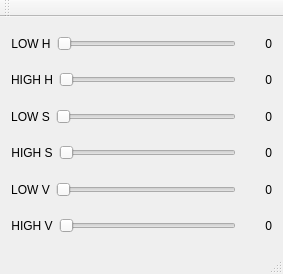
Old version of the form streamc/mainwindow.ui in the repository sscanf/dbus-robot.
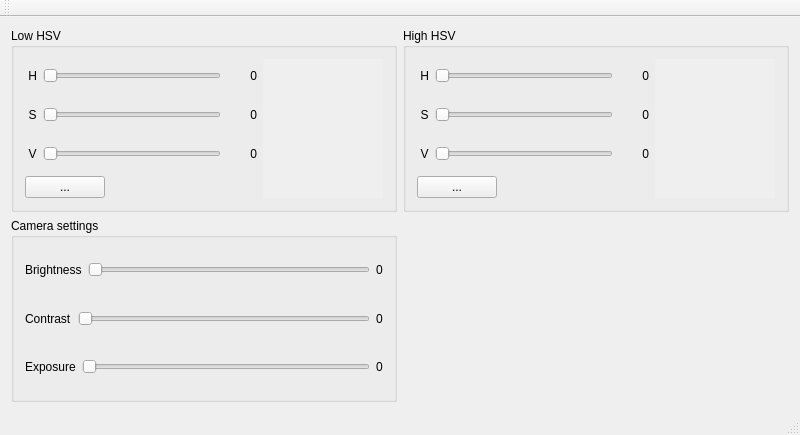
New version of the form.

Commit message: Added INA0291 sensors for power monitoring Added Arduino for controlling the distance sensors A plugin of sensors service is added for communication with arduino via i2c for the distance sensors Added a service called RO-Gamepad for controll the PS4 Gamepad Now 'Robot' can operate in two modes: Automata-mode and manual-mode Automata-mode means the robot will move the motors and camera to find physical balls. Manual-mode means the robot will be controlled via DualShock Gamepad. Added more documentation, CAD and schematics.

```diff
--- a/streamc/mainwindow.ui
+++ b/streamc/mainwindow.ui
@@ -6,21 +6,27 @@
    <rect>
     <x>0</x>
     <y>0</y>
-    <width>283</width>
-    <height>274</height>
+    <width>800</width>
+    <height>435</height>
    </rect>
   </property>
   <property name="windowTitle">
    <string>MainWindow</string>
   </property>
   <widget class="QWidget" name="centralWidget">
+   <layout class="QGridLayout" name="gridLayout_4">
+    <item row="0" column="0">
+     <widget class="QGroupBox" name="groupBox">
+      <property name="title">
+       <string>Low HSV</string>
+      </property>
    <layout class="QGridLayout" name="gridLayout">
     <item row="0" column="0">
      <layout class="QHBoxLayout" name="horizontalLayout">
       <item>
        <widget class="QLabel" name="label1">
         <property name="text">
-         <string>LOW H</string>
+            <string> H</string>
         </property>
         <property name="alignment">
          <set>Qt::AlignCenter</set>
@@ -32,6 +38,9 @@
         <property name="layoutDirection">
          <enum>Qt::LeftToRight</enum>
         </property>
+           <property name="maximum">
+            <number>180</number>
+           </property>
         <property name="tracking">
          <bool>true</bool>
         </property>
@@ -73,61 +82,25 @@
       </item>
      </layout>
     </item>
-    <item row="1" column="0">
-     <layout class="QHBoxLayout" name="horizontalLayout_2">
-      <item>
-       <widget class="QLabel" name="label_4">
-        <property name="text">
-         <string>HIGH H</string>
-        </property>
-        <property name="alignment">
-         <set>Qt::AlignCenter</set>
-        </property>
-       </widget>
-      </item>
-      <item>
-       <widget class="QSlider" name="highh">
-        <property name="orientation">
-         <enum>Qt::Horizontal</enum>
-        </property>
-       </widget>
-      </item>
-      <item>
-       <widget class="QLabel" name="label_3">
-        <property name="sizePolicy">
-         <sizepolicy hsizetype="Minimum" vsizetype="Preferred">
-          <horstretch>0</horstretch>
-          <verstretch>0</verstretch>
-         </sizepolicy>
-        </property>
+       <item row="0" column="1" rowspan="4">
+        <widget class="QWidget" name="displayL" native="true">
         <property name="minimumSize">
          <size>
-          <width>30</width>
-          <height>0</height>
-         </size>
-        </property>
-        <property name="baseSize">
-         <size>
-          <width>30</width>
-          <height>0</height>
-         </size>
-        </property>
-        <property name="text">
-         <string>0</string>
-        </property>
-        <property name="alignment">
-         <set>Qt::AlignRight|Qt::AlignTrailing|Qt::AlignVCenter</set>
+           <width>120</width>
+           <height>80</height>
+          </size>
+         </property>
+         <property name="autoFillBackground">
+          <bool>true</bool>
         </property>
        </widget>
       </item>
-     </layout>
-    </item>
-    <item row="2" column="0">
+       <item row="1" column="0">
      <layout class="QHBoxLayout" name="horizontalLayout_3">
       <item>
        <widget class="QLabel" name="lo">
         <property name="text">
-         <string>LOW S</string>
+            <string> S</string>
         </property>
         <property name="alignment">
          <set>Qt::AlignCenter</set>
@@ -136,6 +109,9 @@
       </item>
       <item>
        <widget class="QSlider" name="lows">
+           <property name="maximum">
+            <number>255</number>
+           </property>
         <property name="orientation">
          <enum>Qt::Horizontal</enum>
         </property>
@@ -171,61 +147,12 @@
       </item>
      </layout>
     </item>
-    <item row="3" column="0">
-     <layout class="QHBoxLayout" name="horizontalLayout_4">
-      <item>
-       <widget class="QLabel" name="label_8">
-        <property name="text">
-         <string>HIGH S</string>
-        </property>
-        <property name="alignment">
-         <set>Qt::AlignCenter</set>
-        </property>
-       </widget>
-      </item>
-      <item>
-       <widget class="QSlider" name="highs">
-        <property name="orientation">
-         <enum>Qt::Horizontal</enum>
-        </property>
-       </widget>
-      </item>
-      <item>
-       <widget class="QLabel" name="label_7">
-        <property name="sizePolicy">
-         <sizepolicy hsizetype="Minimum" vsizetype="Preferred">
-          <horstretch>0</horstretch>
-          <verstretch>0</verstretch>
-         </sizepolicy>
-        </property>
-        <property name="minimumSize">
-         <size>
-          <width>30</width>
-          <height>0</height>
-         </size>
-        </property>
-        <property name="baseSize">
-         <size>
-          <width>30</width>
-          <height>0</height>
-         </size>
-        </property>
-        <property name="text">
-         <string>0</string>
-        </property>
-        <property name="alignment">
-         <set>Qt::AlignRight|Qt::AlignTrailing|Qt::AlignVCenter</set>
-        </property>
-       </widget>
-      </item>
-     </layout>
-    </item>
-    <item row="4" column="0">
+       <item row="2" column="0">
      <layout class="QHBoxLayout" name="horizontalLayout_5">
       <item>
        <widget class="QLabel" name="label_10">
         <property name="text">
-         <string>LOW V</string>
+            <string> V</string>
         </property>
         <property name="alignment">
          <set>Qt::AlignCenter</set>
@@ -234,6 +161,9 @@
       </item>
       <item>
        <widget class="QSlider" name="lowv">
+           <property name="maximum">
+            <number>255</number>
+           </property>
         <property name="orientation">
          <enum>Qt::Horizontal</enum>
         </property>
@@ -269,12 +199,162 @@
       </item>
      </layout>
     </item>
-    <item row="5" column="0">
+       <item row="3" column="0">
+        <layout class="QHBoxLayout" name="horizontalLayout_7">
+         <item>
+          <widget class="QPushButton" name="pushButton">
+           <property name="text">
+            <string>...</string>
+           </property>
+          </widget>
+         </item>
+         <item>
+          <spacer name="horizontalSpacer">
+           <property name="orientation">
+            <enum>Qt::Horizontal</enum>
+           </property>
+           <property name="sizeHint" stdset="0">
+            <size>
+             <width>40</width>
+             <height>20</height>
+            </size>
+           </property>
+          </spacer>
+         </item>
+        </layout>
+       </item>
+      </layout>
+     </widget>
+    </item>
+    <item row="0" column="1">
+     <widget class="QGroupBox" name="groupBox_2">
+      <property name="title">
+       <string>High HSV</string>
+      </property>
+      <layout class="QGridLayout" name="gridLayout_2">
+       <item row="0" column="0">
+        <layout class="QHBoxLayout" name="horizontalLayout_2">
+         <item>
+          <widget class="QLabel" name="label_4">
+           <property name="text">
+            <string> H</string>
+           </property>
+           <property name="alignment">
+            <set>Qt::AlignCenter</set>
+           </property>
+          </widget>
+         </item>
+         <item>
+          <widget class="QSlider" name="highh">
+           <property name="maximum">
+            <number>179</number>
+           </property>
+           <property name="orientation">
+            <enum>Qt::Horizontal</enum>
+           </property>
+          </widget>
+         </item>
+         <item>
+          <widget class="QLabel" name="label_3">
+           <property name="sizePolicy">
+            <sizepolicy hsizetype="Minimum" vsizetype="Preferred">
+             <horstretch>0</horstretch>
+             <verstretch>0</verstretch>
+            </sizepolicy>
+           </property>
+           <property name="minimumSize">
+            <size>
+             <width>30</width>
+             <height>0</height>
+            </size>
+           </property>
+           <property name="baseSize">
+            <size>
+             <width>30</width>
+             <height>0</height>
+            </size>
+           </property>
+           <property name="text">
+            <string>0</string>
+           </property>
+           <property name="alignment">
+            <set>Qt::AlignRight|Qt::AlignTrailing|Qt::AlignVCenter</set>
+           </property>
+          </widget>
+         </item>
+        </layout>
+       </item>
+       <item row="0" column="1" rowspan="4">
+        <widget class="QWidget" name="displayH" native="true">
+         <property name="minimumSize">
+          <size>
+           <width>120</width>
+           <height>80</height>
+          </size>
+         </property>
+         <property name="autoFillBackground">
+          <bool>true</bool>
+         </property>
+        </widget>
+       </item>
+       <item row="1" column="0">
+        <layout class="QHBoxLayout" name="horizontalLayout_4">
+         <item>
+          <widget class="QLabel" name="label_8">
+           <property name="text">
+            <string> S</string>
+           </property>
+           <property name="alignment">
+            <set>Qt::AlignCenter</set>
+           </property>
+          </widget>
+         </item>
+         <item>
+          <widget class="QSlider" name="highs">
+           <property name="maximum">
+            <number>255</number>
+           </property>
+           <property name="orientation">
+            <enum>Qt::Horizontal</enum>
+           </property>
+          </widget>
+         </item>
+         <item>
+          <widget class="QLabel" name="label_7">
+           <property name="sizePolicy">
+            <sizepolicy hsizetype="Minimum" vsizetype="Preferred">
+             <horstretch>0</horstretch>
+             <verstretch>0</verstretch>
+            </sizepolicy>
+           </property>
+           <property name="minimumSize">
+            <size>
+             <width>30</width>
+             <height>0</height>
+            </size>
+           </property>
+           <property name="baseSize">
+            <size>
+             <width>30</width>
+             <height>0</height>
+            </size>
+           </property>
+           <property name="text">
+            <string>0</string>
+           </property>
+           <property name="alignment">
+            <set>Qt::AlignRight|Qt::AlignTrailing|Qt::AlignVCenter</set>
+           </property>
+          </widget>
+         </item>
+        </layout>
+       </item>
+       <item row="2" column="0">
      <layout class="QHBoxLayout" name="horizontalLayout_6">
       <item>
        <widget class="QLabel" name="label_12">
         <property name="text">
-         <string>HIGH V</string>
+            <string> V</string>
         </property>
         <property name="alignment">
          <set>Qt::AlignCenter</set>
@@ -283,6 +363,9 @@
       </item>
       <item>
        <widget class="QSlider" name="highv">
+           <property name="maximum">
+            <number>255</number>
+           </property>
         <property name="orientation">
          <enum>Qt::Horizontal</enum>
         </property>
@@ -318,6 +401,153 @@
       </item>
      </layout>
     </item>
+       <item row="3" column="0">
+        <layout class="QHBoxLayout" name="horizontalLayout_8">
+         <item>
+          <widget class="QPushButton" name="pushButton_2">
+           <property name="text">
+            <string>...</string>
+           </property>
+          </widget>
+         </item>
+         <item>
+          <spacer name="horizontalSpacer_2">
+           <property name="orientation">
+            <enum>Qt::Horizontal</enum>
+           </property>
+           <property name="sizeHint" stdset="0">
+            <size>
+             <width>40</width>
+             <height>20</height>
+            </size>
+           </property>
+          </spacer>
+         </item>
+        </layout>
+       </item>
+      </layout>
+     </widget>
+    </item>
+    <item row="1" column="0">
+     <widget class="QGroupBox" name="groupBox_3">
+      <property name="title">
+       <string>Camera settings</string>
+      </property>
+      <layout class="QGridLayout" name="gridLayout_3">
+       <item row="0" column="0">
+        <layout class="QHBoxLayout" name="horizontalLayout_9">
+         <item>
+          <widget class="QLabel" name="label_2">
+           <property name="text">
+            <string>Brightness</string>
+           </property>
+          </widget>
+         </item>
+         <item>
+          <widget class="QSlider" name="camBrightness">
+           <property name="layoutDirection">
+            <enum>Qt::LeftToRight</enum>
+           </property>
+           <property name="maximum">
+            <number>180</number>
+           </property>
+           <property name="tracking">
+            <bool>true</bool>
+           </property>
+           <property name="orientation">
+            <enum>Qt::Horizontal</enum>
+           </property>
+           <property name="invertedAppearance">
+            <bool>false</bool>
+           </property>
+          </widget>
+         </item>
+         <item>
+          <widget class="QLabel" name="label_6">
+           <property name="text">
+            <string>0</string>
+           </property>
+          </widget>
+         </item>
+        </layout>
+       </item>
+       <item row="1" column="0">
+        <layout class="QHBoxLayout" name="horizontalLayout_10">
+         <item>
+          <widget class="QLabel" name="label_13">
+           <property name="text">
+            <string>Contrast</string>
+           </property>
+          </widget>
+         </item>
+         <item>
+          <widget class="QSlider" name="camContrast">
+           <property name="layoutDirection">
+            <enum>Qt::LeftToRight</enum>
+           </property>
+           <property name="maximum">
+            <number>180</number>
+           </property>
+           <property name="tracking">
+            <bool>true</bool>
+           </property>
+           <property name="orientation">
+            <enum>Qt::Horizontal</enum>
+           </property>
+           <property name="invertedAppearance">
+            <bool>false</bool>
+           </property>
+          </widget>
+         </item>
+         <item>
+          <widget class="QLabel" name="label_14">
+           <property name="text">
+            <string>0</string>
+           </property>
+          </widget>
+         </item>
+        </layout>
+       </item>
+       <item row="2" column="0">
+        <layout class="QHBoxLayout" name="horizontalLayout_11">
+         <item>
+          <widget class="QLabel" name="label_15">
+           <property name="text">
+            <string>Exposure</string>
+           </property>
+          </widget>
+         </item>
+         <item>
+          <widget class="QSlider" name="camExposure">
+           <property name="layoutDirection">
+            <enum>Qt::LeftToRight</enum>
+           </property>
+           <property name="maximum">
+            <number>180</number>
+           </property>
+           <property name="tracking">
+            <bool>true</bool>
+           </property>
+           <property name="orientation">
+            <enum>Qt::Horizontal</enum>
+           </property>
+           <property name="invertedAppearance">
+            <bool>false</bool>
+           </property>
+          </widget>
+         </item>
+         <item>
+          <widget class="QLabel" name="label_16">
+           <property name="text">
+            <string>0</string>
+           </property>
+          </widget>
+         </item>
+        </layout>
+       </item>
+      </layout>
+     </widget>
+    </item>
    </layout>
   </widget>
   <widget class="QMenuBar" name="menuBar">
```
Left out of the diff: 96 changed lines with no effect on the pictures. Lines whose indentation alone changed are shown as unchanged. The commit also changes 294 other files.
